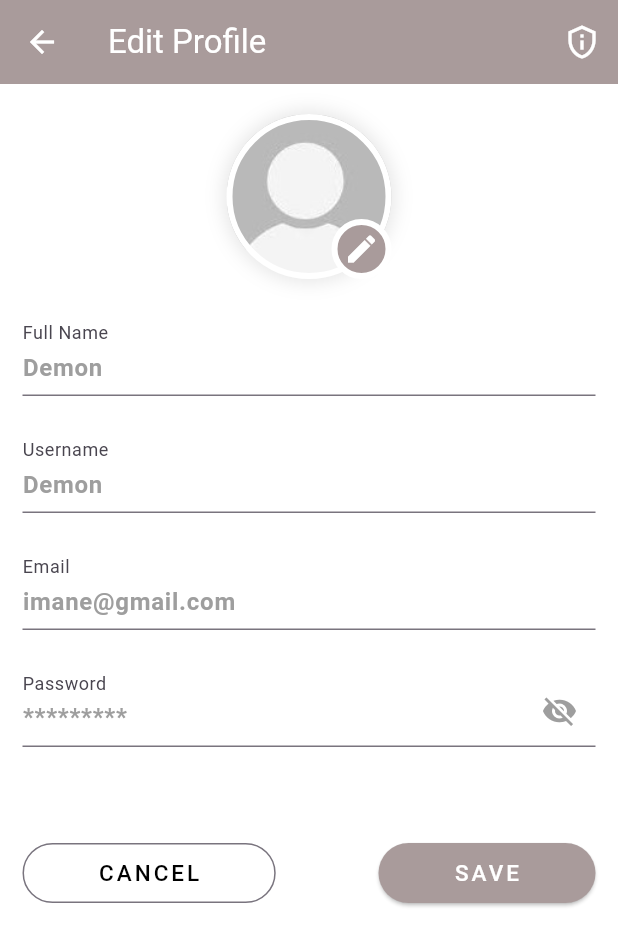
After one commit to IMANETATA/hotelio, a Flutter app: the PrivacyPolicyPage screen opened directly, on a phone screen of 412 x 824 dp. The commit adds this screen. Shown: the top 946 px of the screen. Run offline on Flutter 3.47's test engine with Material 2 defaults, Android fonts, the phone set to English and light mode, and no system bars; our stand-ins replace firebase_core, flutter_svg; accounts and stored records are empty.

```diff
--- a/lib/components/rounded_pessword_field.dart
+++ b/lib/components/rounded_pessword_field.dart
@@ -33,7 +33,7 @@ class _RoundedPasswordFieldState extends State<RoundedPasswordField> {
           ),
           suffixIcon: IconButton(
             icon: Icon(
-              _isPasswordVisible ? Icons.visibility_off : Icons.visibility,
+              _isPasswordVisible ? Icons.visibility  : Icons.visibility_off,
               color: kPrimaryColor,
             ),
             onPressed: () {
--- a/lib/screens/services/roomscreen/components/my_drawer_header.dart
+++ b/lib/screens/services/roomscreen/components/my_drawer_header.dart
@@ -2,7 +2,6 @@ import 'package:flutter/material.dart';
 import 'package:hotelio/constants.dart';
 class MyHeaderDrawer extends StatefulWidget {
   const MyHeaderDrawer({super.key});
-
   @override
   State<MyHeaderDrawer> createState() => _MyHeaderDrawerState();
 }
--- /dev/null
+++ b/lib/screens/services/roomscreen/privacy_policy.dart
@@ -0,0 +1,169 @@
+import 'package:flutter/material.dart';
+import 'package:hotelio/constants.dart';
+
+class PrivacyPolicyPage extends StatefulWidget {
+  const PrivacyPolicyPage({super.key});
+
+  @override
+  State<PrivacyPolicyPage> createState() => _PrivacyPolicyPageState();
+}
+
+class _PrivacyPolicyPageState extends State<PrivacyPolicyPage> {
+  bool isObscuePassword = true;
+  @override
+  Widget build(BuildContext context) {
+    return Scaffold(
+      appBar: AppBar(
+        backgroundColor: kPrimaryColor,
+        title:const Text("Edit Profile",style: TextStyle(color: Colors.white),),
+        leading:IconButton(
+        onPressed: (){
+          Navigator.pop(context);
+        },
+        icon:const Icon(Icons.arrow_back,
+        color: Colors.white,)
+        ),
+        actions: [
+          IconButton(
+            onPressed: (){},
+            icon:const Icon(
+              Icons.privacy_tip_outlined,
+              color: Colors.white,),
+
+            )
+        ],
+      ),
+      body:Container(
+        padding:const EdgeInsets.only(left: 15,top: kDefaultPadding,right: 15),
+        child: GestureDetector(
+          onTap: (){
+            FocusScope.of(context).unfocus();
+          },
+          child: ListView(
+            children: [
+              Center(
+                child: Stack(
+                  children: [
+                    Container(
+                      width: 110,
+                      height: 110,
+                      decoration: BoxDecoration(
+                        border: Border.all(width: 4,color:Colors.white ),
+                        boxShadow: [BoxShadow(
+                          spreadRadius: 2,
+                          blurRadius: 10,
+                          color: Colors.black.withOpacity(0.1)
+                        )
+                        ],
+                        shape: BoxShape.circle,
+                        image:const DecorationImage(
+                          fit: BoxFit.cover,
+                          image: AssetImage("assets/images/profile.png")
+                        )
+                      ),
+                    ),
+                    Positioned(
+                      bottom: 0,
+                      right: 0,
+                      child:Container(
+                        height: 40,
+                        width: 40,
+                        decoration:BoxDecoration(
+                          shape: BoxShape.circle,
+                          border: Border.all(
+                            width: 4,
+                            color: Colors.white
+                          ),
+                          color: kPrimaryColor
+                        ) ,
+                        child:const Icon(
+                          Icons.edit,
+                          color: Colors.white,
+                        ),
+                      )
+                      )
+                  ],
+                ),
+              ),
+              const SizedBox(height: 30),
+              buildTextField("Full Name", "Demon", false),
+              buildTextField("Username", "Demon", false),
+              buildTextField("Email", "imane@gmail.com", false),
+              buildTextField("Password", "*********", true),
+              const SizedBox(height: 30),
+              Row(
+                mainAxisAlignment: MainAxisAlignment.spaceBetween,
+                children: [
+                  OutlinedButton(onPressed: (){},
+                  style: OutlinedButton.styleFrom(
+                    padding:const EdgeInsets.symmetric(horizontal: 50),
+                    shape: RoundedRectangleBorder(
+                      borderRadius: BorderRadius.circular(20)),
+
+                  ),child:const Text("CANCEL",
+                  style: TextStyle(
+                    fontSize: 15,
+                    letterSpacing: 2,
+                    color: Colors.black
+                  ),),
+                  ),
+                  ElevatedButton(
+                  onPressed: (){},
+                  style:ElevatedButton.styleFrom(
+                    backgroundColor: kPrimaryColor,
+                    padding: const EdgeInsets.symmetric(horizontal: 50),
+                    shape: RoundedRectangleBorder(borderRadius: BorderRadius.circular(20))
+                  ),
+                  child: const Text("SAVE",
+                  style: TextStyle(
+                    fontSize: 15,
+                    letterSpacing: 2,
+                    color: Colors.white
+                  ),
+                  ) ,
+
+                  )
+                ],
+              )
+
+            ],
+          ),
+        ),
+      ) ,
+    );
+  }
+
+  Widget buildTextField(String labelText,String placeholder,bool isPasswordTextFiled ){
+    return Padding(
+      padding:const EdgeInsets.only(bottom: 30),
+      child: TextField(
+        obscureText:isPasswordTextFiled ? isObscuePassword : false,
+        decoration: InputDecoration(
+          suffixIcon: isPasswordTextFiled ?
+          IconButton(
+            onPressed: (){
+              setState(() {
+
+                isObscuePassword= !isObscuePassword;
+              });
+            },
+            icon: Icon(
+              isObscuePassword ? Icons.visibility_off :Icons.remove_red_eye ,
+            color: Colors.grey,
+          )
+          ):null,
+          contentPadding:const EdgeInsets.only(bottom: 5),
+          labelText: labelText,
+          floatingLabelBehavior: FloatingLabelBehavior.always,
+          hintText: placeholder,
+          hintStyle:const TextStyle(
+            fontSize: 16,
+            fontWeight: FontWeight.bold,
+            color: Colors.grey
+          )
+        ),
+      ),
+    );
+  }
+
+}
--- a/lib/screens/services/roomscreen/room_page.dart
+++ b/lib/screens/services/roomscreen/room_page.dart
@@ -8,6 +8,7 @@ import 'package:hotelio/screens/services/roomscreen/components/body.dart';
 import 'package:hotelio/screens/services/roomscreen/components/buttom_navbar.dart';
 import 'package:hotelio/screens/services/roomscreen/components/my_drawer_header.dart';
 import 'package:hotelio/screens/services/roomscreen/contacts.dart';
+import 'package:hotelio/screens/services/roomscreen/privacy_policy.dart';
 class RoomPage extends StatefulWidget {
   const RoomPage({super.key});
 
@@ -25,6 +26,8 @@ class _RoomPageState extends State<RoomPage> {
     container=const BodyR();
     }else if(currentPage==DrawerSections.contacts){
       container=const ContactPage();
+    }else if(currentPage==DrawerSections.privacy_policy){
+      container=const PrivacyPolicyPage();
     }
     return Scaffold(
       appBar:AppBar(
```
Also changed, not shown: lib/main.dart (line endings or trailing spaces).
